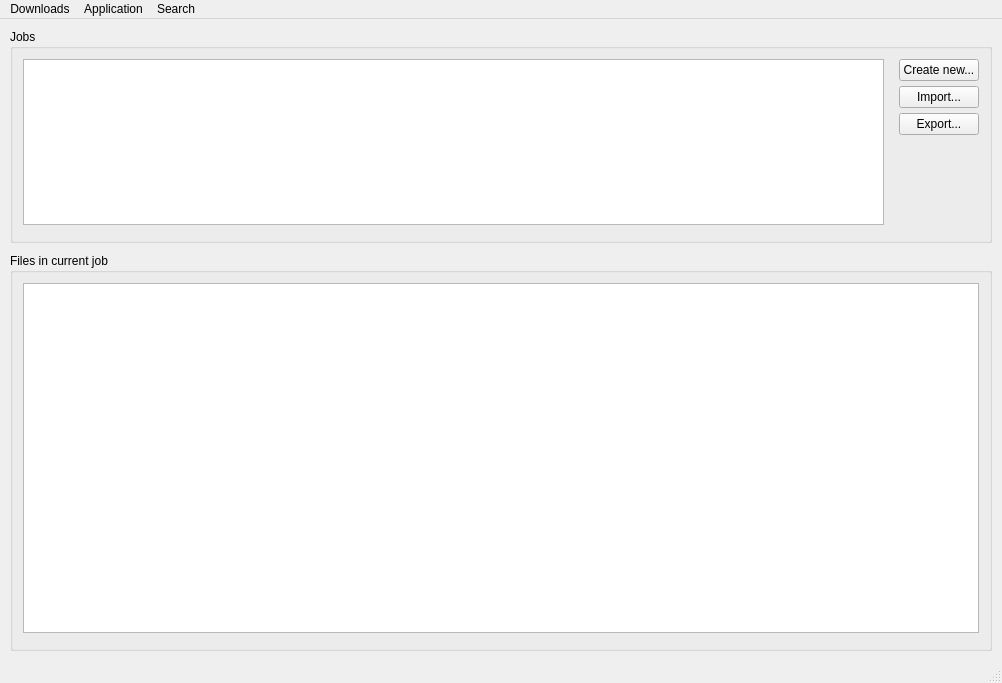
The window that aoget/qt/main_window.ui (endre-git/aoget) describes before a commit, drawn with Qt 5.
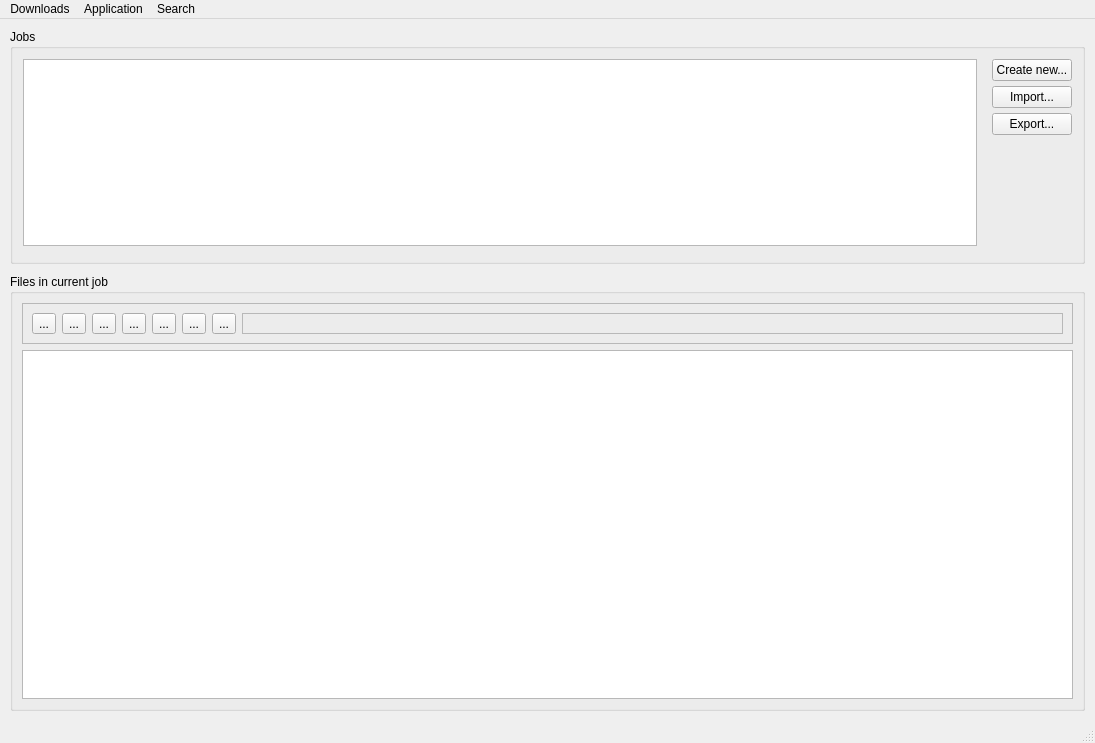
The same window after the commit. Icons and pictures are not drawn.

Commit message: added resources (icons) and implemented progress reporting for downloader

```diff
--- a/aoget/qt/main_window.ui
+++ b/aoget/qt/main_window.ui
@@ -6,8 +6,8 @@
    <rect>
     <x>0</x>
     <y>0</y>
-    <width>1002</width>
-    <height>683</height>
+    <width>1095</width>
+    <height>743</height>
    </rect>
   </property>
   <property name="windowTitle">
@@ -114,19 +114,178 @@
       <property name="title">
        <string>Files in current job</string>
       </property>
-      <layout class="QHBoxLayout" name="horizontalLayout">
-       <property name="leftMargin">
-        <number>10</number>
+      <layout class="QVBoxLayout" name="verticalLayout" stretch="2,10">
+       <property name="sizeConstraint">
+        <enum>QLayout::SetDefaultConstraint</enum>
        </property>
-       <property name="topMargin">
-        <number>10</number>
-       </property>
-       <property name="rightMargin">
-        <number>10</number>
-       </property>
-       <property name="bottomMargin">
-        <number>15</number>
-       </property>
+       <item>
+        <widget class="QFrame" name="frame_FilesToolbox">
+         <property name="sizePolicy">
+          <sizepolicy hsizetype="MinimumExpanding" vsizetype="Fixed">
+           <horstretch>1</horstretch>
+           <verstretch>1</verstretch>
+          </sizepolicy>
+         </property>
+         <property name="frameShape">
+          <enum>QFrame::StyledPanel</enum>
+         </property>
+         <property name="frameShadow">
+          <enum>QFrame::Raised</enum>
+         </property>
+         <layout class="QHBoxLayout" name="horizontalLayout">
+          <item>
+           <widget class="QToolButton" name="btnFileStartDownload">
+            <property name="toolTip">
+             <string>Start / resume download</string>
+            </property>
+            <property name="text">
+             <string>...</string>
+            </property>
+            <property name="icon">
+             <iconset>
+              <normaloff>../resources/icons/play.svg</normaloff>../resources/icons/play.svg</iconset>
+            </property>
+            <property name="iconSize">
+             <size>
+              <width>40</width>
+              <height>22</height>
+             </size>
+            </property>
+           </widget>
+          </item>
+          <item>
+           <widget class="QToolButton" name="btnFilePauseDownload">
+            <property name="toolTip">
+             <string>Pause download</string>
+            </property>
+            <property name="text">
+             <string>...</string>
+            </property>
+            <property name="icon">
+             <iconset>
+              <normaloff>../resources/icons/pause.svg</normaloff>../resources/icons/pause.svg</iconset>
+            </property>
+            <property name="iconSize">
+             <size>
+              <width>40</width>
+              <height>22</height>
+             </size>
+            </property>
+           </widget>
+          </item>
+          <item>
+           <widget class="QToolButton" name="btnFileRedownload">
+            <property name="toolTip">
+             <string>Restart download (deletes local file)</string>
+            </property>
+            <property name="text">
+             <string>...</string>
+            </property>
+            <property name="icon">
+             <iconset>
+              <normaloff>../resources/icons/refresh-ccw.svg</normaloff>../resources/icons/refresh-ccw.svg</iconset>
+            </property>
+            <property name="iconSize">
+             <size>
+              <width>40</width>
+              <height>22</height>
+             </size>
+            </property>
+           </widget>
+          </item>
+          <item>
+           <widget class="QToolButton" name="btnFileRemoveFromList">
+            <property name="toolTip">
+             <string>Remove from list, don't touch disk</string>
+            </property>
+            <property name="text">
+             <string>...</string>
+            </property>
+            <property name="icon">
+             <iconset>
+              <normaloff>../resources/icons/x.svg</normaloff>../resources/icons/x.svg</iconset>
+            </property>
+            <property name="iconSize">
+             <size>
+              <width>40</width>
+              <height>22</height>
+             </size>
+            </property>
+           </widget>
+          </item>
+          <item>
+           <widget class="QToolButton" name="btnFileRemove">
+            <property name="toolTip">
+             <string>Remove from list and disk</string>
+            </property>
+            <property name="text">
+             <string>...</string>
+            </property>
+            <property name="icon">
+             <iconset>
+              <normaloff>../resources/icons/trash-2.svg</normaloff>../resources/icons/trash-2.svg</iconset>
+            </property>
+            <property name="iconSize">
+             <size>
+              <width>40</width>
+              <height>22</height>
+             </size>
+            </property>
+           </widget>
+          </item>
+          <item>
+           <widget class="QToolButton" name="btnFileDetails">
+            <property name="toolTip">
+             <string>Show details / history</string>
+            </property>
+            <property name="text">
+             <string>...</string>
+            </property>
+            <property name="icon">
+             <iconset>
+              <normaloff>../resources/icons/activity.svg</normaloff>../resources/icons/activity.svg</iconset>
+            </property>
+            <property name="iconSize">
+             <size>
+              <width>40</width>
+              <height>22</height>
+             </size>
+            </property>
+           </widget>
+          </item>
+          <item>
+           <widget class="QToolButton" name="btnFileShowInFolder">
+            <property name="toolTip">
+             <string>Open target location</string>
+            </property>
+            <property name="text">
+             <string>...</string>
+            </property>
+            <property name="icon">
+             <iconset>
+              <normaloff>../resources/icons/folder.svg</normaloff>../resources/icons/folder.svg</iconset>
+            </property>
+            <property name="iconSize">
+             <size>
+              <width>40</width>
+              <height>22</height>
+             </size>
+            </property>
+           </widget>
+          </item>
+          <item>
+           <widget class="QFrame" name="frame">
+            <property name="frameShape">
+             <enum>QFrame::StyledPanel</enum>
+            </property>
+            <property name="frameShadow">
+             <enum>QFrame::Raised</enum>
+            </property>
+           </widget>
+          </item>
+         </layout>
+        </widget>
+       </item>
        <item>
         <widget class="QTableWidget" name="tblFiles"/>
        </item>
@@ -140,8 +299,8 @@
     <rect>
      <x>0</x>
      <y>0</y>
-     <width>1002</width>
-     <height>26</height>
+     <width>1095</width>
+     <height>21</height>
     </rect>
    </property>
    <widget class="QMenu" name="menuApplication">
```
Left out of the diff: 2 changed lines with no effect on the pictures. The commit also changes 294 other files.
